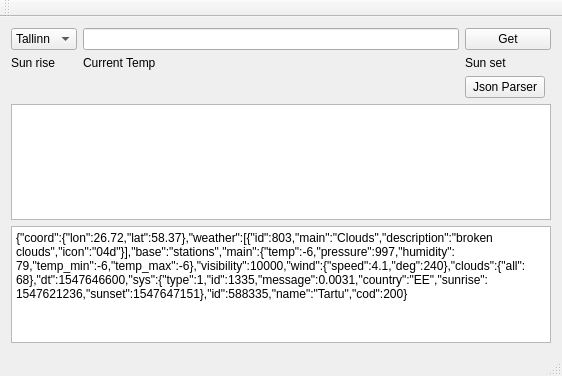
This is OpenWeather/mainwindow.ui in Anaga/TARvg17 as Qt 5 draws it before an edit. The edited form follows.
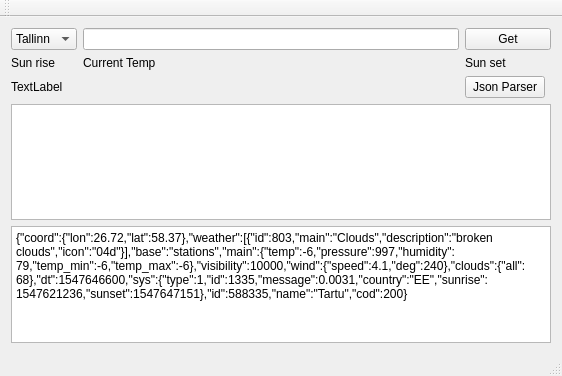
This is the edited form.

Commit message: Array handling

```diff
--- a/OpenWeather/mainwindow.ui
+++ b/OpenWeather/mainwindow.ui
@@ -95,6 +95,13 @@
         </property>
        </widget>
       </item>
+      <item row="4" column="0">
+       <widget class="QLabel" name="label_iconID">
+        <property name="text">
+         <string>TextLabel</string>
+        </property>
+       </widget>
+      </item>
      </layout>
     </item>
    </layout>
```
The commit also changes 1 other file.
